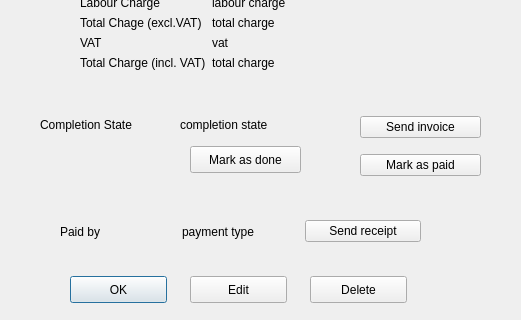
Qt form dialogs/job/JobShow.ui (supermaximo93/Computing_Project) before a commit; both pictures show x 0 to 521 and y 324 to 644 of the 717 by 644 pixel window.
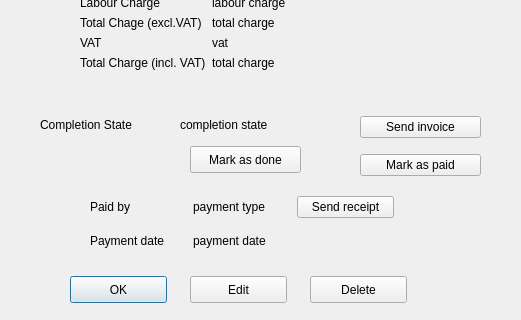
The same form after that commit.

Commit message: Payment date added to Job forms

```diff
--- a/dialogs/job/JobShow.ui
+++ b/dialogs/job/JobShow.ui
@@ -188,39 +188,6 @@
     </item>
    </layout>
   </widget>
-  <widget class="QWidget" name="horizontalWidget_paidBy" native="true">
-   <property name="geometry">
-    <rect>
-     <x>60</x>
-     <y>530</y>
-     <width>361</width>
-     <height>51</height>
-    </rect>
-   </property>
-   <layout class="QHBoxLayout" name="horizontalLayout_paidBy">
-    <item>
-     <widget class="QLabel" name="label_paidBy">
-      <property name="text">
-       <string>Paid by</string>
-      </property>
-     </widget>
-    </item>
-    <item>
-     <widget class="QLabel" name="label_paymentTypeE">
-      <property name="text">
-       <string>payment type</string>
-      </property>
-     </widget>
-    </item>
-    <item>
-     <widget class="QPushButton" name="pushButton_sendReceipt">
-      <property name="text">
-       <string>Send receipt</string>
-      </property>
-     </widget>
-    </item>
-   </layout>
-  </widget>
   <widget class="QLabel" name="label_job">
    <property name="geometry">
     <rect>
@@ -372,6 +339,53 @@
     <string>Description</string>
    </property>
   </widget>
+  <widget class="QWidget" name="gridWidget_paidBy" native="true">
+   <property name="geometry">
+    <rect>
+     <x>90</x>
+     <y>520</y>
+     <width>304</width>
+     <height>61</height>
+    </rect>
+   </property>
+   <layout class="QGridLayout" name="gridLayout_paidBy">
+    <item row="0" column="1">
+     <widget class="QLabel" name="label_paymentTypeE">
+      <property name="text">
+       <string>payment type</string>
+      </property>
+     </widget>
+    </item>
+    <item row="0" column="0">
+     <widget class="QLabel" name="label_paidBy">
+      <property name="text">
+       <string>Paid by</string>
+      </property>
+     </widget>
+    </item>
+    <item row="0" column="2">
+     <widget class="QPushButton" name="pushButton_sendReceipt">
+      <property name="text">
+       <string>Send receipt</string>
+      </property>
+     </widget>
+    </item>
+    <item row="1" column="0">
+     <widget class="QLabel" name="label_paymentDate">
+      <property name="text">
+       <string>Payment date</string>
+      </property>
+     </widget>
+    </item>
+    <item row="1" column="1" colspan="2">
+     <widget class="QLabel" name="label_paymentDateE">
+      <property name="text">
+       <string>payment date</string>
+      </property>
+     </widget>
+    </item>
+   </layout>
+  </widget>
  </widget>
  <resources/>
  <connections/>
```
The commit also changes 8 other files.
